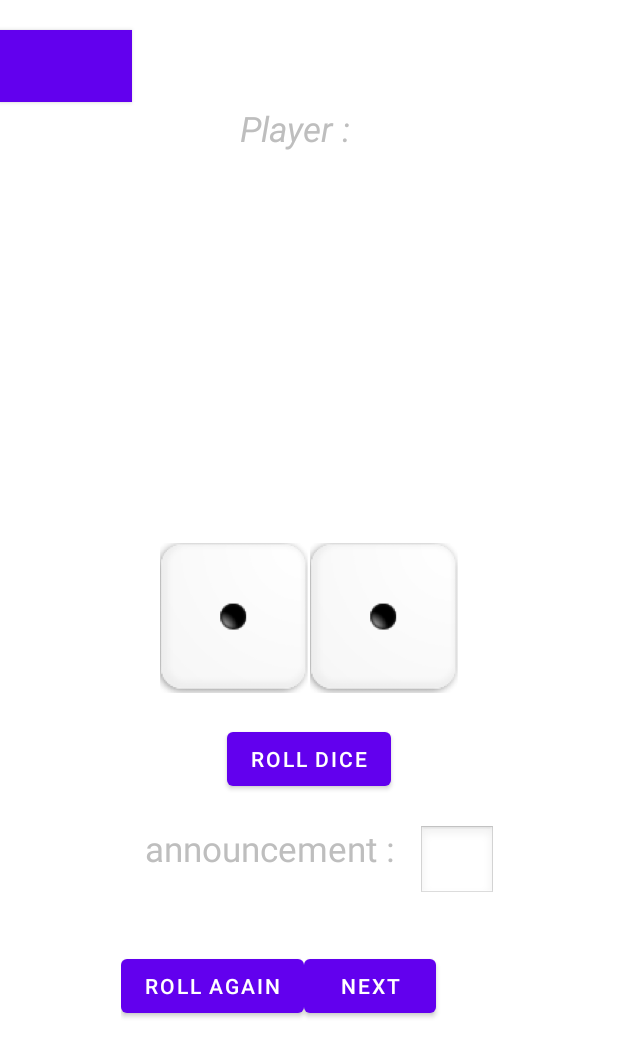
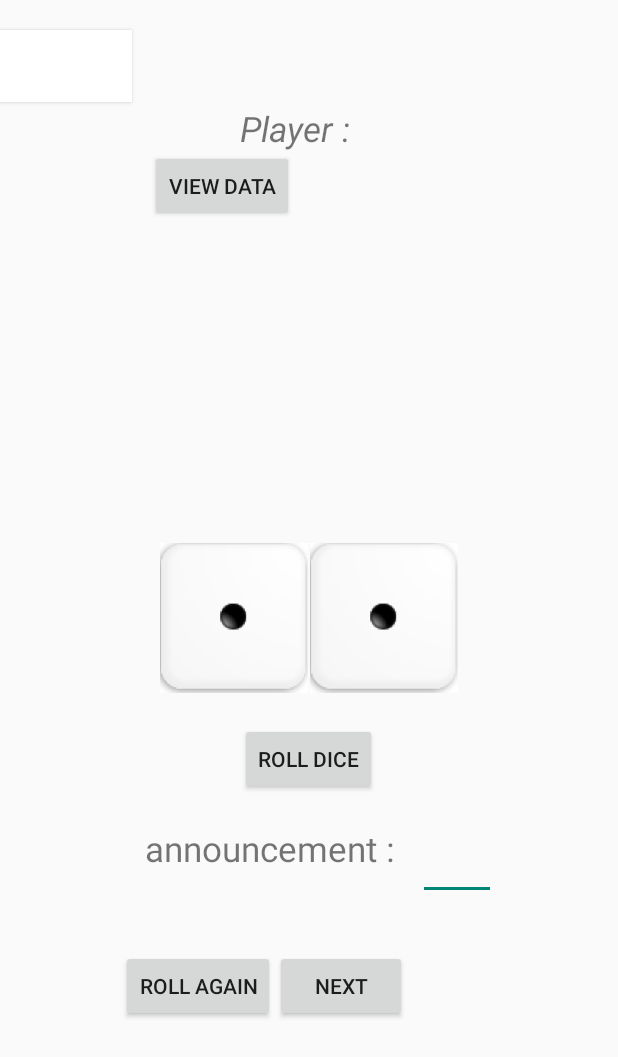
Before and after one commit to talmi2/TheMexicanGame, an Android app: the layout activity_game.xml on its own in the app's theme, with its tools: preview values and no code run, on a phone screen of 412 x 824 dp. Shown: the top 1057 px of the screen. Run offline under Robolectric (Android 15) with nearby library versions, the phone set to English and light mode, and no system bars.

Commit message:
summary 7
View the info of all the players

```diff
--- a/app/src/main/res/layout/activity_game.xml
+++ b/app/src/main/res/layout/activity_game.xml
@@ -4,7 +4,6 @@
     android:layout_width="match_parent"
     android:layout_height="match_parent"
     android:layout_gravity="center_vertical"
-    android:theme="@android:style/Theme.NoTitleBar"
     tools:context=".Game">
     <Button
         android:id="@+id/come_back"
@@ -14,6 +13,14 @@
         android:onClick="comeback"
         android:background="@color/white"
         android:src="@drawable/fleche" />
+    <Button
+        android:id="@+id/view_all_button"
+        android:layout_width="wrap_content"
+        android:layout_height="wrap_content"
+        android:layout_gravity="center_horizontal"
+        android:layout_margin="100dp"
+        android:text="View Data"
+        />
     <TextView
         android:id="@+id/player_name"
         android:layout_width="wrap_content"
--- a/app/src/main/res/layout/activity_go.xml
+++ b/app/src/main/res/layout/activity_go.xml
@@ -30,4 +30,6 @@
         android:text="Let's began"
         />
 
+
+
 </LinearLayout>
--- a/app/src/main/res/values/strings.xml
+++ b/app/src/main/res/values/strings.xml
@@ -1,3 +1,4 @@
 <resources>
-    <string name="app_name">Mexican game</string>
+    <string name="app_name" parent="Theme.AppCompat.Light.NoActionBar">Mexican game</string>
+
 </resources>
--- a/app/src/main/res/values/themes.xml
+++ b/app/src/main/res/values/themes.xml
@@ -1,6 +1,6 @@
 <resources xmlns:tools="http://schemas.android.com/tools">
     <!-- Base application theme. -->
-    <style name="Theme.MexicanGame" parent="Theme.MaterialComponents.DayNight.DarkActionBar">
+    <style name="Theme.MexicanGame" parent="Theme.AppCompat.Light.NoActionBar">
         <!-- Primary brand color. -->
         <item name="colorPrimary">@color/purple_500</item>
         <item name="colorPrimaryVariant">@color/purple_700</item>
```
Also changed, not shown: app/src/main/java/DataBase/DBHandler.java (+7 -1 lines), app/src/main/java/fr/delcey/mexicangame/Game.java (+34 -2 lines), app/src/main/java/fr/delcey/mexicangame/Go.java (+11 -2 lines).
